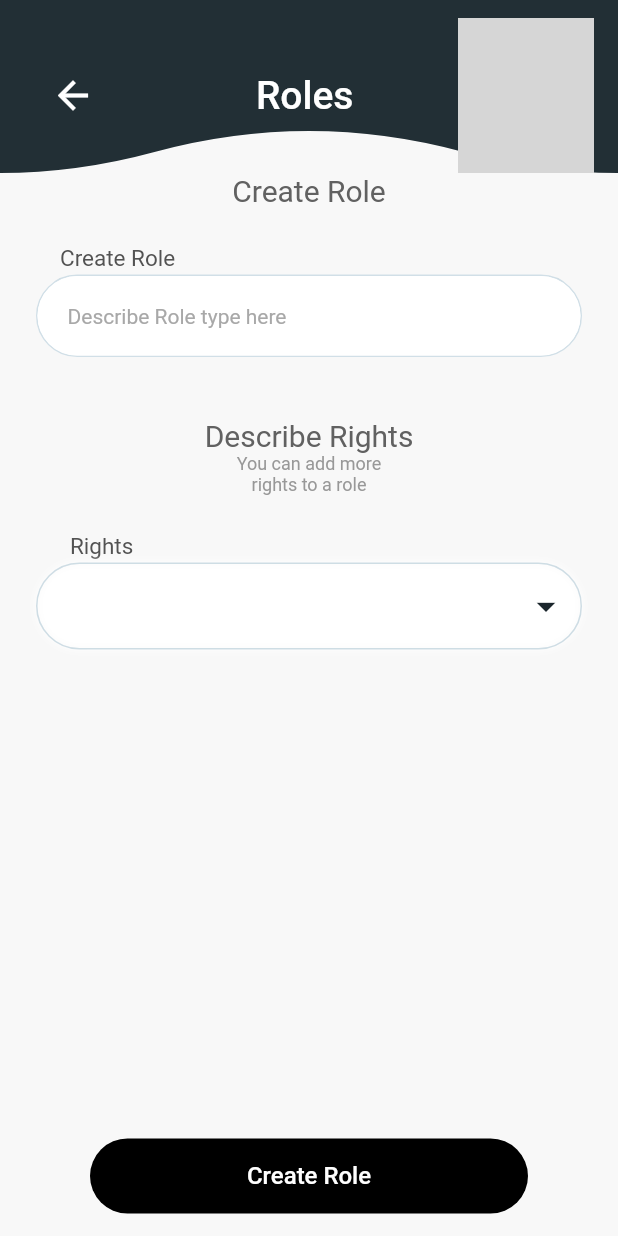
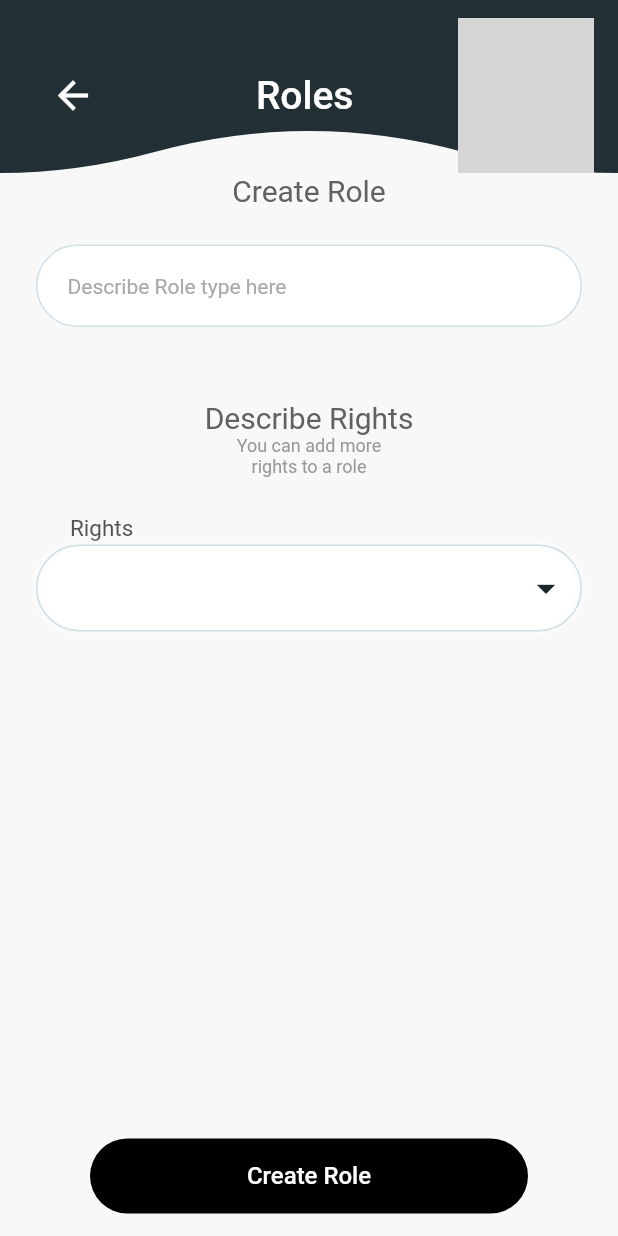
Before and after one commit to El-Sayed-Mustafa/Tennis-App, a Flutter app: the screen it shows after launch, on a phone screen of 412 x 824 dp. Run offline on Flutter 3.47's test engine with Material 2 defaults, Android fonts, the phone set to English and light mode, and no system bars; our stand-ins replace bloc, carousel_slider, cloud_firestore, curved_navigation_bar, firebase_auth, firebase_core and 10 more; accounts and stored records are empty; Roboto replaces fonts that are missing (Poppins); grey boxes are pictures that could not be loaded.

Commit message:
fix bug in textformfield

```diff
--- a/lib/Main-Features/Featured/create_club/cubit/create_club_cubit.dart
+++ b/lib/Main-Features/Featured/create_club/cubit/create_club_cubit.dart
@@ -85,7 +85,7 @@ class CreateClubCubit extends Cubit<CreateClubState> {
       DocumentReference userDocRef =
           FirebaseFirestore.instance.collection('players').doc(currentUserID);
       await userDocRef.update({
-        'clubIds': FieldValue.arrayUnion([clubDocRef.id])
+        'createdClubIds': FieldValue.arrayUnion([clubDocRef.id])
       });
 
       // Data saved successfully
--- a/lib/Main-Features/Featured/roles/create_role/view/create_role_screen.dart
+++ b/lib/Main-Features/Featured/roles/create_role/view/create_role_screen.dart
@@ -3,7 +3,6 @@ import 'package:go_router/go_router.dart';
 import 'package:tennis_app/Main-Features/Featured/roles/create_role/view/widgets/name_role.dart';
 import 'package:tennis_app/Main-Features/Featured/roles/create_role/view/widgets/rights_selector.dart';
 import 'package:tennis_app/core/utils/widgets/custom_button.dart';
-import 'package:tennis_app/core/utils/widgets/text_field.dart';
 
 import '../../../../../core/utils/widgets/app_bar_wave.dart';
 
@@ -12,12 +11,13 @@ class CreateRole extends StatelessWidget {
 
   @override
   Widget build(BuildContext context) {
-    final screenWidth = MediaQuery.of(context).size.width;
     final screenHeight = MediaQuery.of(context).size.height;
     final TextEditingController roleController = TextEditingController();
 
     return Scaffold(
-      body: Container(
+      body: SingleChildScrollView(
+        child: Container(
+          height: screenHeight,
           color: const Color(0xFFF8F8F8),
           child: Column(
             mainAxisAlignment: MainAxisAlignment.start,
@@ -94,6 +94,7 @@ class CreateRole extends StatelessWidget {
             ],
           ),
         ),
+      ),
     );
   }
 }
--- a/lib/Main-Features/Featured/roles/create_role/view/widgets/name_role.dart
+++ b/lib/Main-Features/Featured/roles/create_role/view/widgets/name_role.dart
@@ -8,22 +8,8 @@ class CustomTextFormField extends StatelessWidget {
 
   @override
   Widget build(BuildContext context) {
-    return Column(
-      crossAxisAlignment: CrossAxisAlignment.start,
-      children: [
-        const Padding(
-          padding: EdgeInsets.only(left: 16.0, bottom: 2),
-          child: Text(
-            'Create Role',
-            style: TextStyle(
-              color: Color(0xFF525252),
-              fontSize: 15,
-              fontFamily: 'Poppins',
-              fontWeight: FontWeight.w400,
-            ),
-          ),
-        ),
-        Container(
+    return Container(
+      margin: const EdgeInsets.only(bottom: 8.0),
       decoration: BoxDecoration(
         borderRadius: BorderRadius.circular(50),
         border: Border.all(color: Color(0x300A557F), width: 1),
@@ -36,7 +22,6 @@ class CustomTextFormField extends StatelessWidget {
             borderRadius: BorderRadius.circular(50),
             borderSide: BorderSide.none, // Remove the line
           ),
-              filled: true,
           hintText: 'Describe Role type here',
           hintStyle: const TextStyle(
             color: Color(0xFFA8A8A8),
@@ -44,13 +29,10 @@ class CustomTextFormField extends StatelessWidget {
             fontFamily: 'Poppins',
             fontWeight: FontWeight.w400,
           ),
-              fillColor: Colors.white,
           contentPadding:
               const EdgeInsets.symmetric(horizontal: 20, vertical: 17),
         ),
       ),
-        ),
-      ],
     );
   }
 }
--- a/lib/Main-Features/home/home_screen.dart
+++ b/lib/Main-Features/home/home_screen.dart
@@ -1,5 +1,3 @@
-import 'package:cloud_firestore/cloud_firestore.dart';
-import 'package:firebase_auth/firebase_auth.dart';
 import 'package:flutter/material.dart';
 import 'package:flutter_svg/svg.dart';
 import 'package:go_router/go_router.dart';
--- a/lib/Main-Features/home/widgets/my_events.dart
+++ b/lib/Main-Features/home/widgets/my_events.dart
@@ -2,7 +2,6 @@ import 'package:firebase_auth/firebase_auth.dart';
 import 'package:flutter/material.dart';
 import 'package:carousel_slider/carousel_slider.dart';
 import 'package:cloud_firestore/cloud_firestore.dart';
-import 'package:cached_network_image/cached_network_image.dart';
 
 class MyEvents extends StatefulWidget {
   const MyEvents({Key? key}) : super(key: key);
```
Lines whose indentation alone changed are shown as unchanged.
